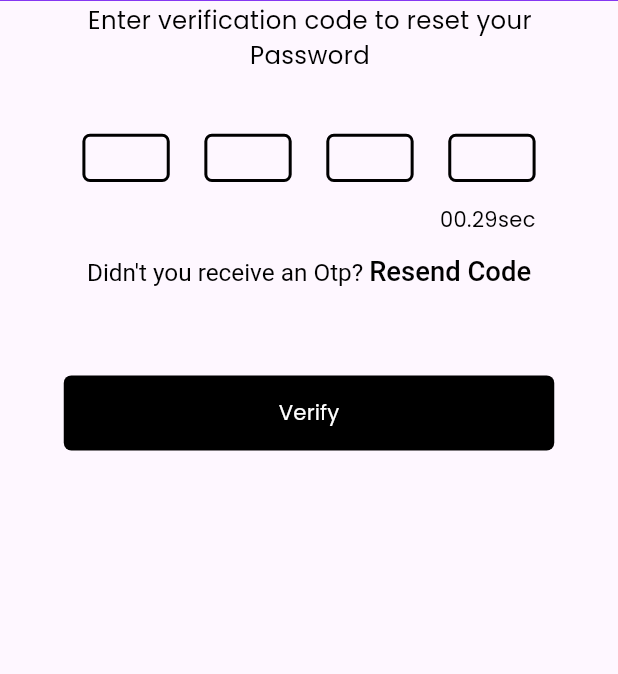
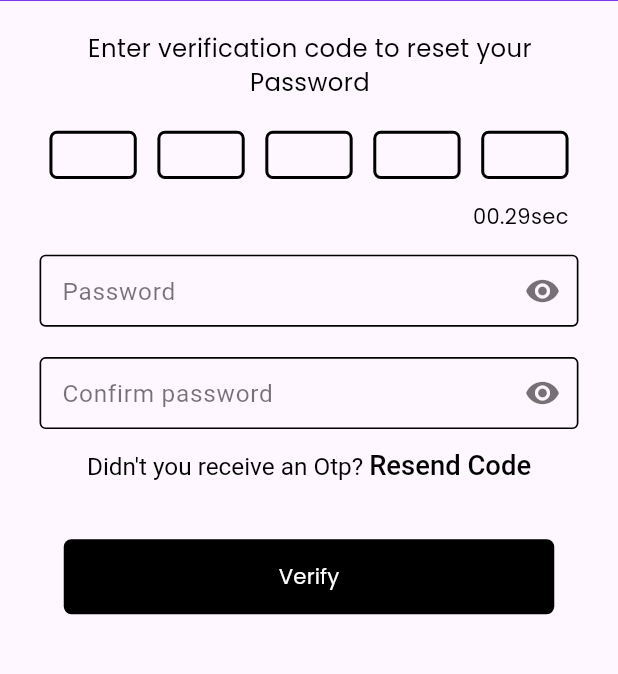
Before and after one commit to kolikay/Scholars_padi, a Flutter app: the PasswordResetPinScreen screen opened directly, on a phone screen of 412 x 824 dp, the part 121-795 px from its top. Run offline on Flutter 3.47's test engine with Material 3 defaults, Android fonts, the phone set to English and light mode, and no system bars; drawn by our look-alikes of pin_code_fields; our stand-ins replace carousel_slider, dio, flutter_riverpod, flutter_screenutil, flutter_slidable, google_fonts and 5 more; missing offline and left inert: simple_connection_checker; accounts and stored records are empty.

Commit message:
change password endpoint

```diff
--- a/lib/screens/authentication/views/login_screen.dart
+++ b/lib/screens/authentication/views/login_screen.dart
@@ -247,9 +247,7 @@ class _LoginScreenState extends ConsumerState<LoginScreen> {
             ),
           ],
         ),
-        // : const ProgressDialog(
-        //     message: 'Loading....',
-        //   ),
+
       ),
     );
   }
--- a/lib/screens/authentication/views/verify_otp_screen.dart
+++ b/lib/screens/authentication/views/verify_otp_screen.dart
@@ -170,7 +170,7 @@ class _VerifyOtpScreenState extends ConsumerState<VerifyOtpScreen> {
                 height: 45.h,
               ),
               ReuseableButton(
-                backGroundColor:!_isActive ? AppColor.dullBlack : AppColor.mainColor,
+                backGroundColor:!_isActive ? Colors.grey : AppColor.mainColor,
                 isActive: _isActive,
                 text: 'Verify',
                 textSize: 14.sp,
@@ -200,9 +200,9 @@ class _VerifyOtpScreenState extends ConsumerState<VerifyOtpScreen> {
   }
 
   void _resendCode() async {
-    String? id = UserPreferences.getId();
+    String? email = UserPreferences.getEmail();
     await AuthViewModel.instance.requestOTP({
-      "email": id,
+      "email": email,
     }, context);
     setState(() {
       secondsRemaining = 30;
--- a/lib/screens/change_password/passord_resetpin_screen.dart
+++ b/lib/screens/change_password/passord_resetpin_screen.dart
@@ -1,14 +1,19 @@
 import 'dart:async';
 
 import 'package:flutter/material.dart';
+import 'package:flutter/widgets.dart';
 import 'package:scholars_padi/constants/appColor.dart';
+import 'package:scholars_padi/constants/shared_preferences.dart';
+import 'package:scholars_padi/constants/status_codes.dart';
+import 'package:scholars_padi/screens/authentication/auth_view_models/auth_view_model.dart';
+import 'package:scholars_padi/screens/authentication/views/login_screen.dart';
 import 'package:scholars_padi/screens/change_password/enter_newpassword_screen.dart';
 import 'package:scholars_padi/widgets/reusesable_widget/normal_text.dart';
 import 'package:pin_code_fields/pin_code_fields.dart';
+import 'package:scholars_padi/widgets/reusesable_widget/reusaable_textformfield.dart';
 import 'package:scholars_padi/widgets/reusesable_widget/reusable_info_widget.dart';
 import 'package:scholars_padi/widgets/reusesable_widget/reuseable_button.dart';
 import 'package:flutter_screenutil/flutter_screenutil.dart';
-
 
 class PasswordResetPinScreen extends StatefulWidget {
   const PasswordResetPinScreen({
@@ -23,6 +28,12 @@ class _PasswordResetPinScreenState extends State<PasswordResetPinScreen> {
   int secondsRemaining = 30;
   bool enableResend = false;
   Timer? timer;
+  final _newpassword1 = TextEditingController();
+  final _newpassword2 = TextEditingController();
+  final _otp = TextEditingController();
+  bool _isObscure = true;
+  bool _isObscure1 = true;
+  final _formKey = GlobalKey<FormState>();
 
   @override
   initState() {
@@ -44,7 +55,8 @@ class _PasswordResetPinScreenState extends State<PasswordResetPinScreen> {
   Widget build(BuildContext context) {
     return SafeArea(
         child: Scaffold(
-      body: Column(
+      body: SingleChildScrollView(
+        child: Column(
           children: [
             Container(
               padding: EdgeInsets.only(left: 24.w),
@@ -68,7 +80,7 @@ class _PasswordResetPinScreenState extends State<PasswordResetPinScreen> {
               ),
             ),
             SizedBox(
-            height: 2.h,
+              height: 20.h,
             ),
             Padding(
               padding: EdgeInsets.only(left: 26.w, right: 25.w),
@@ -87,14 +99,14 @@ class _PasswordResetPinScreenState extends State<PasswordResetPinScreen> {
               ),
             ),
             SizedBox(
-            height: 25.h,
+              height: 5.h,
             ),
-
             Padding(
-            padding: EdgeInsets.only(left: 50.w, right: 50.w),
+              padding: EdgeInsets.only(left: 30.w, right: 30.w),
               child: PinCodeTextField(
+                controller: _otp,
                 keyboardType: TextInputType.number,
-              length: 4,
+                length: 5,
                 appContext: context,
                 obscureText: true,
                 animationType: AnimationType.fade,
@@ -110,7 +122,7 @@ class _PasswordResetPinScreenState extends State<PasswordResetPinScreen> {
                   activeFillColor: Colors.white,
                 ),
                 onChanged: (val) {
-                if (val.length > 3) {
+                  if (val.length > 4) {
                     setState(() {
                       _isActive = !_isActive;
                     });
@@ -119,13 +131,69 @@ class _PasswordResetPinScreenState extends State<PasswordResetPinScreen> {
               ),
             ),
             Padding(
-            padding:EdgeInsets.only(right: 50.w),
+              padding: EdgeInsets.only(right: 30.w),
               child: Row(
                 mainAxisAlignment: MainAxisAlignment.end,
                 children: [
                   NormalText(
                     text: '00.$secondsRemaining' 'sec',
                     color: AppColor.dullBlack,
+                  ),
+                ],
+              ),
+            ),
+            SizedBox(
+              height: 15.h,
+            ),
+            Form(
+              key: _formKey,
+              child: Column(
+                children: [
+                  MyTextField(
+                    controller: _newpassword1,
+                    obcureText: _isObscure,
+                    keyBoardType: TextInputType.text,
+                    isPassword: false,
+                    isReadOnly: false,
+                    labelText: 'Password',
+                    sufixIcon: IconButton(
+                      color: Colors.black54,
+                      icon: Icon(
+                          _isObscure ? Icons.visibility : Icons.visibility_off),
+                      onPressed: () {
+                        setState(() {
+                          _isObscure = !_isObscure;
+                        });
+                      },
+                    ),
+                  ),
+                  SizedBox(
+                    height: 20.h,
+                  ),
+                  MyTextField(
+                    validator: (pass) {
+                      if (_newpassword2.text != _newpassword2.text) {
+                        return 'Password Dont match';
+                      }
+                      return null;
+                    },
+                    controller: _newpassword2,
+                    obcureText: _isObscure,
+                    keyBoardType: TextInputType.emailAddress,
+                    isPassword: false,
+                    isReadOnly: false,
+                    labelText: 'Confirm password',
+                    sufixIcon: IconButton(
+                      color: Colors.black54,
+                      icon: Icon(_isObscure1
+                          ? Icons.visibility
+                          : Icons.visibility_off),
+                      onPressed: () {
+                        setState(() {
+                          _isObscure1 = !_isObscure1;
+                        });
+                      },
+                    ),
                   ),
                 ],
               ),
@@ -141,8 +209,8 @@ class _PasswordResetPinScreenState extends State<PasswordResetPinScreen> {
                   children: <TextSpan>[
                     TextSpan(
                         text: 'Didn\'t you receive an Otp? ',
-                      style:
-                          TextStyle(color: AppColor.dullBlack, fontSize: 16.sp)),
+                        style: TextStyle(
+                            color: AppColor.dullBlack, fontSize: 16.sp)),
                     TextSpan(
                       text: 'Resend Code',
                       style: TextStyle(
@@ -157,7 +225,7 @@ class _PasswordResetPinScreenState extends State<PasswordResetPinScreen> {
               ),
             ),
             SizedBox(
-            height: 45.h,
+              height: 25.h,
             ),
             ReuseableButton(
               backGroundColor:
@@ -165,7 +233,13 @@ class _PasswordResetPinScreenState extends State<PasswordResetPinScreen> {
               isActive: _isActive,
               text: 'Verify',
               textSize: 14.sp,
-            onPressed: () {
+              onPressed: () async {
+                var responce = await AuthViewModel.instance.changePassword({
+                  "otp": _otp.text,
+                  "password": _newpassword1.text,
+                  "passConfirm": _newpassword2.text,
+                }, context);
+                if (responce == Success) {
                   Navigator.of(context).push(
                     MaterialPageRoute(
                       builder: (context) => ReuseableInfoWidget(
@@ -173,25 +247,30 @@ class _PasswordResetPinScreenState extends State<PasswordResetPinScreen> {
                         onPressed: () {
                           Navigator.of(context).push(
                             MaterialPageRoute(
-                            builder: (context) => const NewPasswordScreen()),
+                                builder: (context) => const LoginScreen()),
                           );
                         },
                         logo: 'lib/assets/emailVerifyIcon.png',
-                    maintext: 'Verification successful',
+                        maintext: 'Password change was successful',
                         detailsText:
-                        'Your email verification is successfull. \n Proceed to reset a new password',
+                            'Your password change is successful. \n Proceed to Login',
                       ),
                     ),
                   );
+                }
               },
             ),
           ],
         ),
+      ),
     ));
   }
 
-  void _resendCode() {
-    //other code here
+  void _resendCode() async {
+    String? email = UserPreferences.getEmail();
+    await AuthViewModel.instance.requestOTP({
+      "email": email,
+    }, context);
     setState(() {
       secondsRemaining = 30;
       enableResend = false;
```
Also changed, not shown: lib/screens/authentication/auth_view_models/auth_view_model.dart (+29 -3 lines), lib/screens/change_password/email_password_change_screen.dart (+11 -1 lines), lib/screens/change_password/enter_newpassword_screen.dart (+145 -145 lines). Lines whose indentation alone changed are shown as unchanged.
